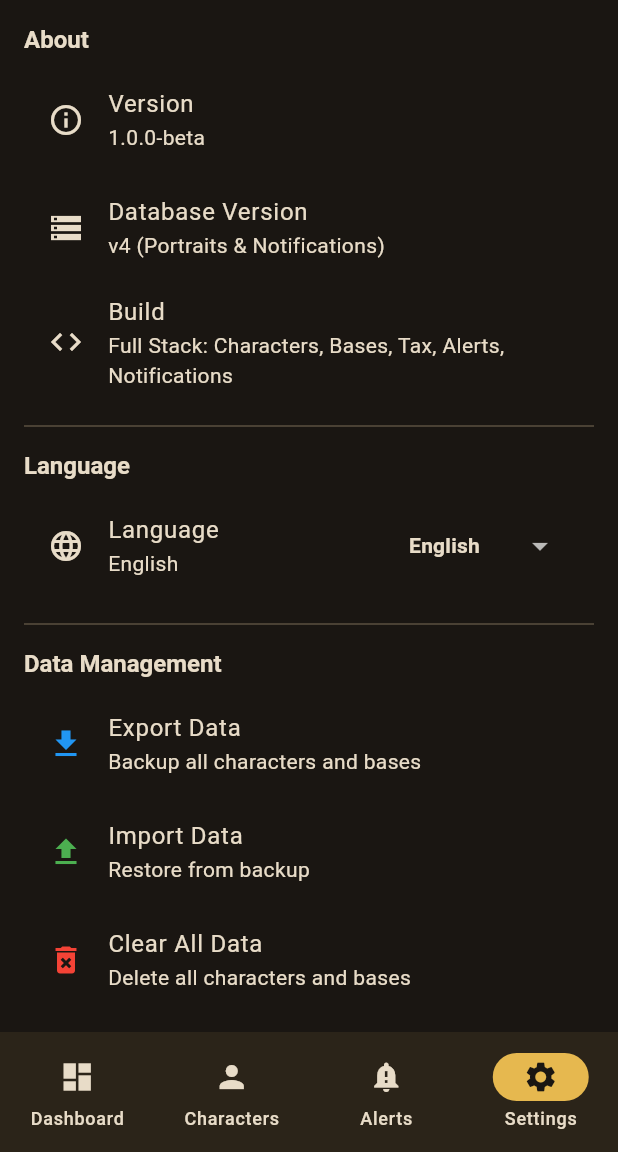
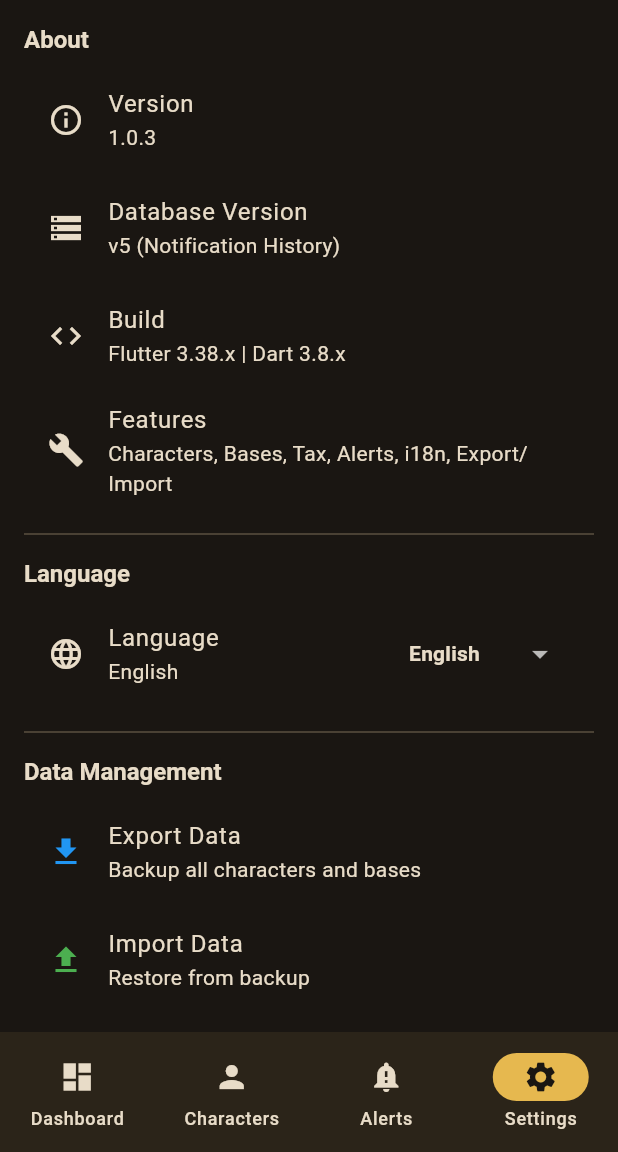
Before and after one commit to StarTuz/dune-awakening-companion, a Flutter app: the screen it shows after launch, item 4 of the bottom bar chosen, on a phone screen of 412 x 824 dp, the part 84-1236 px from its top. Run offline on Flutter 3.47's test engine with Material 3 defaults, Android fonts, the light colour scheme and no system bars; our stand-ins replace file_picker, flutter_local_notifications, flutter_riverpod, shared_preferences, sqflite, sqflite_common and 1 more; missing offline and left inert: tray_manager, window_manager, windows_single_instance, workmanager; accounts and stored records are empty; generated files the repository leaves out were written again; statements that could not run were skipped.

Commit message:
chore: Bump version to v1.0.3, update About section, add release notes

```diff
--- a/lib/features/settings/screens/settings_screen.dart
+++ b/lib/features/settings/screens/settings_screen.dart
@@ -28,17 +28,22 @@ class SettingsScreen extends ConsumerWidget {
           _buildInfoTile(
             icon: Icons.info_outline,
             title: 'Version',
-            subtitle: '1.0.0-beta',
+            subtitle: '1.0.3',
           ),
           _buildInfoTile(
             icon: Icons.storage,
             title: 'Database Version',
-            subtitle: 'v4 (Portraits & Notifications)',
+            subtitle: 'v5 (Notification History)',
           ),
           _buildInfoTile(
             icon: Icons.code,
             title: 'Build',
-            subtitle: 'Full Stack: Characters, Bases, Tax, Alerts, Notifications',
+            subtitle: 'Flutter 3.38.x | Dart 3.8.x',
+          ),
+          _buildInfoTile(
+            icon: Icons.build,
+            title: 'Features',
+            subtitle: 'Characters, Bases, Tax, Alerts, i18n, Export/Import',
           ),
 
           const Divider(height: 32),
--- a/pubspec.yaml
+++ b/pubspec.yaml
@@ -1,7 +1,7 @@
 name: dune_awakening_companion
 description: A cross-platform companion app for Dune Awakening that tracks power levels across multiple bases, characters, and servers.
 publish_to: 'none'
-version: 0.1.0+1
+version: 1.0.3+3
 
 environment:
   sdk: '>=3.0.0 <4.0.0'
```
Also changed, not shown: 1 other file.
